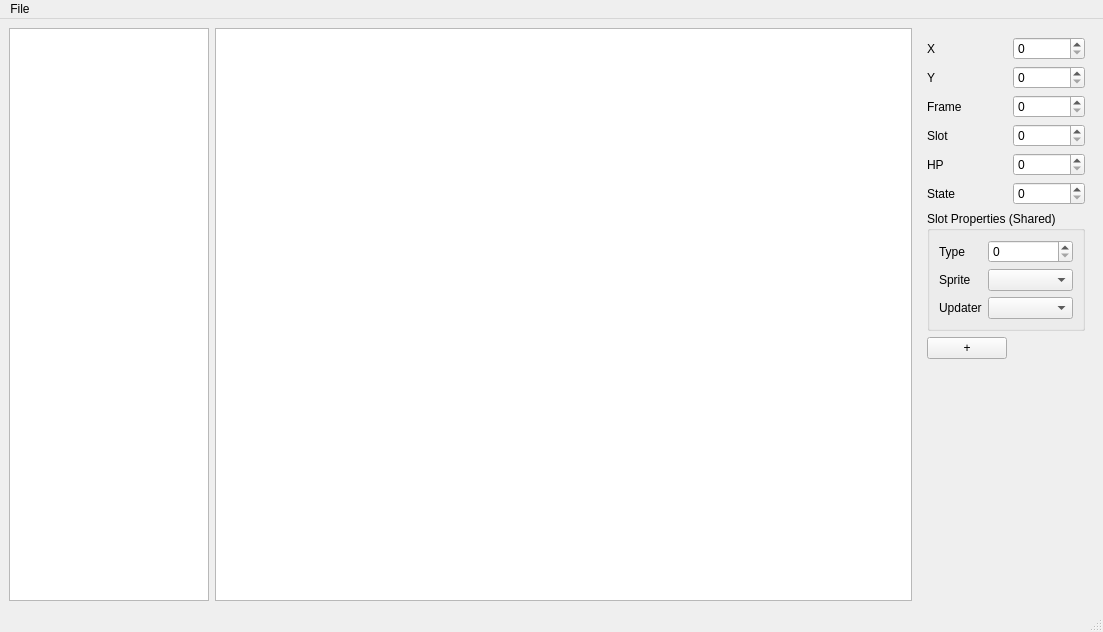
This is app/JukeboxCreator/mainwindow.ui in clydeshaffer/jukebox as Qt 5 draws it before an edit. The edited form follows.
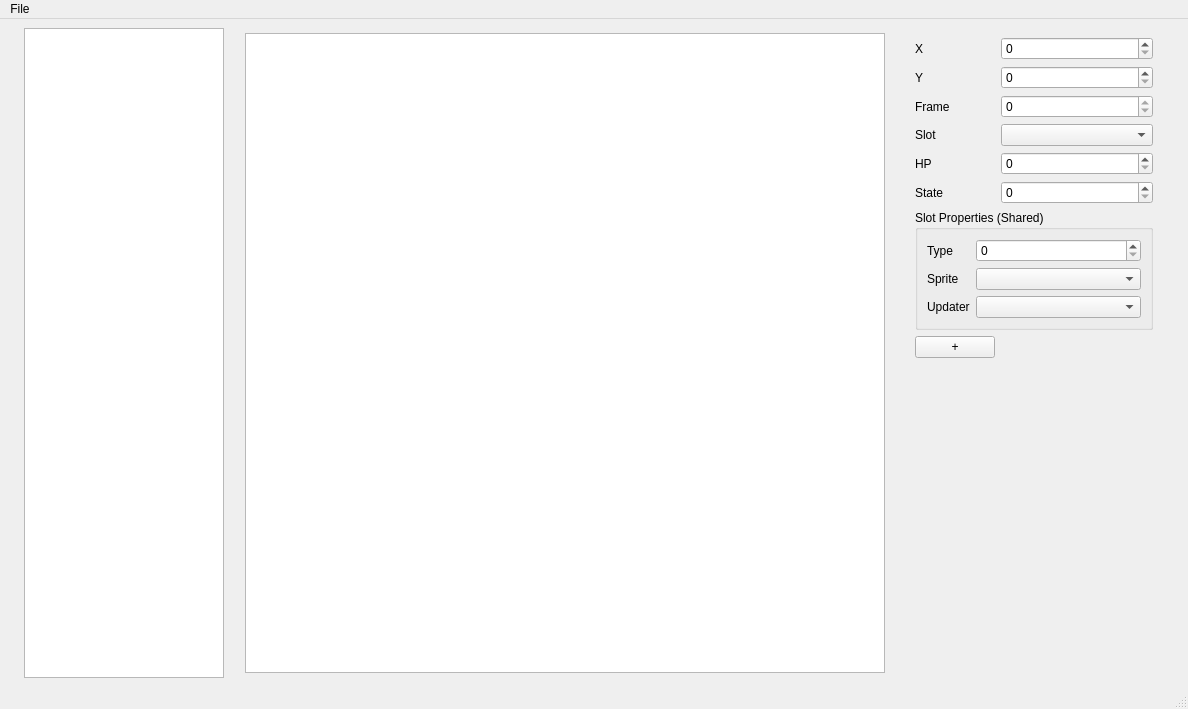
This is the edited form.

What changed in the file:
```diff
--- a/app/JukeboxCreator/mainwindow.ui
+++ b/app/JukeboxCreator/mainwindow.ui
@@ -6,8 +6,8 @@
    <rect>
     <x>0</x>
     <y>0</y>
-    <width>1103</width>
-    <height>632</height>
+    <width>1188</width>
+    <height>709</height>
    </rect>
   </property>
   <property name="windowTitle">
@@ -27,12 +27,30 @@
     </item>
     <item row="0" column="1">
      <widget class="QGraphicsView" name="graphicsView">
+      <property name="minimumSize">
+       <size>
+        <width>640</width>
+        <height>640</height>
+       </size>
+      </property>
+      <property name="maximumSize">
+       <size>
+        <width>640</width>
+        <height>640</height>
+       </size>
+      </property>
+      <property name="verticalScrollBarPolicy">
+       <enum>Qt::ScrollBarAlwaysOff</enum>
+      </property>
+      <property name="horizontalScrollBarPolicy">
+       <enum>Qt::ScrollBarAlwaysOff</enum>
+      </property>
       <property name="sceneRect">
        <rectf>
-        <x>0.000000000000000</x>
-        <y>0.000000000000000</y>
-        <width>200.000000000000000</width>
-        <height>200.000000000000000</height>
+        <x>-64.000000000000000</x>
+        <y>-64.000000000000000</y>
+        <width>640.000000000000000</width>
+        <height>640.000000000000000</height>
        </rectf>
       </property>
       <property name="alignment">
@@ -84,10 +102,10 @@
          </property>
         </widget>
        </item>
-       <item row="4" column="0">
-        <widget class="QLabel" name="label_5">
-         <property name="text">
-          <string>HP</string>
+       <item row="2" column="1">
+        <widget class="QSpinBox" name="ent_field_frame">
+         <property name="maximum">
+          <number>0</number>
          </property>
         </widget>
        </item>
@@ -98,14 +116,19 @@
          </property>
         </widget>
        </item>
-       <item row="2" column="1">
-        <widget class="QSpinBox" name="ent_field_frame"/>
-       </item>
-       <item row="3" column="1">
-        <widget class="QSpinBox" name="ent_field_slot"/>
+       <item row="4" column="0">
+        <widget class="QLabel" name="label_5">
+         <property name="text">
+          <string>HP</string>
+         </property>
+        </widget>
        </item>
        <item row="4" column="1">
-        <widget class="QSpinBox" name="ent_field_hp"/>
+        <widget class="QSpinBox" name="ent_field_hp">
+         <property name="maximum">
+          <number>255</number>
+         </property>
+        </widget>
        </item>
        <item row="5" column="0">
         <widget class="QLabel" name="label_6">
@@ -115,7 +138,11 @@
         </widget>
        </item>
        <item row="5" column="1">
-        <widget class="QSpinBox" name="ent_field_state"/>
+        <widget class="QSpinBox" name="ent_field_state">
+         <property name="maximum">
+          <number>255</number>
+         </property>
+        </widget>
        </item>
        <item row="6" column="0" colspan="2">
         <widget class="QGroupBox" name="groupBox">
@@ -131,7 +158,11 @@
            </widget>
           </item>
           <item row="0" column="1">
-           <widget class="QSpinBox" name="slot_field_type"/>
+           <widget class="QSpinBox" name="slot_field_type">
+            <property name="maximum">
+             <number>255</number>
+            </property>
+           </widget>
           </item>
           <item row="1" column="0">
            <widget class="QLabel" name="label_8">
@@ -163,6 +194,9 @@
          </property>
         </widget>
        </item>
+       <item row="3" column="1">
+        <widget class="QComboBox" name="ent_field_slot"/>
+       </item>
       </layout>
      </widget>
     </item>
@@ -173,8 +207,8 @@
     <rect>
      <x>0</x>
      <y>0</y>
-     <width>1103</width>
-     <height>21</height>
+     <width>1188</width>
+     <height>17</height>
     </rect>
    </property>
    <widget class="QMenu" name="menuFile">
```
Left out of the diff: 20 changed lines with no effect on the pictures.
